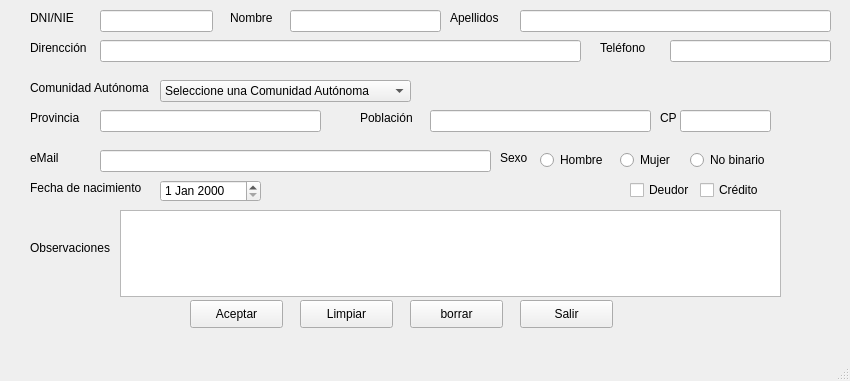
Qt form Python_PixelBlack/QTgui/formulario.ui (danrodaba/Python) before a commit.
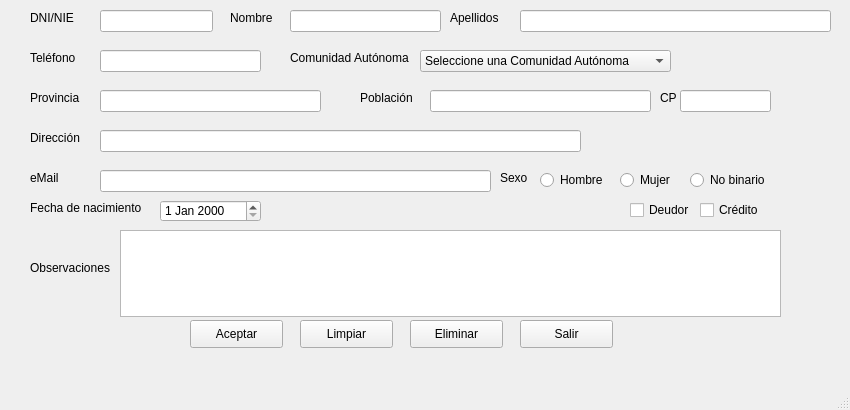
The same form after that commit.

```diff
--- a/Python_PixelBlack/QTgui/formulario.ui
+++ b/Python_PixelBlack/QTgui/formulario.ui
@@ -7,7 +7,7 @@
     <x>0</x>
     <y>0</y>
     <width>850</width>
-    <height>381</height>
+    <height>410</height>
    </rect>
   </property>
   <property name="minimumSize">
@@ -70,7 +70,7 @@
     <property name="geometry">
      <rect>
       <x>100</x>
-      <y>40</y>
+      <y>130</y>
       <width>481</width>
       <height>22</height>
      </rect>
@@ -103,20 +103,20 @@
     <property name="geometry">
      <rect>
       <x>30</x>
-      <y>40</y>
+      <y>130</y>
       <width>61</width>
       <height>16</height>
      </rect>
     </property>
     <property name="text">
-     <string>Direncción</string>
+     <string>Dirección</string>
     </property>
    </widget>
    <widget class="QLabel" name="CP_label">
     <property name="geometry">
      <rect>
       <x>660</x>
-      <y>110</y>
+      <y>90</y>
       <width>21</width>
       <height>16</height>
      </rect>
@@ -129,7 +129,7 @@
     <property name="geometry">
      <rect>
       <x>360</x>
-      <y>110</y>
+      <y>90</y>
       <width>61</width>
       <height>16</height>
      </rect>
@@ -141,8 +141,8 @@
    <widget class="QLineEdit" name="telefono">
     <property name="geometry">
      <rect>
-      <x>670</x>
-      <y>40</y>
+      <x>100</x>
+      <y>50</y>
       <width>161</width>
       <height>22</height>
      </rect>
@@ -152,7 +152,7 @@
     <property name="geometry">
      <rect>
       <x>100</x>
-      <y>150</y>
+      <y>170</y>
       <width>391</width>
       <height>22</height>
      </rect>
@@ -161,8 +161,8 @@
    <widget class="QLabel" name="telefono_lbl">
     <property name="geometry">
      <rect>
-      <x>600</x>
-      <y>40</y>
+      <x>30</x>
+      <y>50</y>
       <width>61</width>
       <height>16</height>
      </rect>
@@ -175,7 +175,7 @@
     <property name="geometry">
      <rect>
       <x>30</x>
-      <y>150</y>
+      <y>170</y>
       <width>61</width>
       <height>16</height>
      </rect>
@@ -188,7 +188,7 @@
     <property name="geometry">
      <rect>
       <x>680</x>
-      <y>110</y>
+      <y>90</y>
       <width>91</width>
       <height>22</height>
      </rect>
@@ -198,7 +198,7 @@
     <property name="geometry">
      <rect>
       <x>430</x>
-      <y>110</y>
+      <y>90</y>
       <width>221</width>
       <height>22</height>
      </rect>
@@ -207,8 +207,8 @@
    <widget class="QComboBox" name="provincia_cbb">
     <property name="geometry">
      <rect>
-      <x>160</x>
-      <y>80</y>
+      <x>420</x>
+      <y>50</y>
       <width>251</width>
       <height>22</height>
      </rect>
@@ -307,8 +307,8 @@
    <widget class="QLabel" name="Provincia">
     <property name="geometry">
      <rect>
-      <x>30</x>
-      <y>80</y>
+      <x>290</x>
+      <y>50</y>
       <width>131</width>
       <height>16</height>
      </rect>
@@ -321,7 +321,7 @@
     <property name="geometry">
      <rect>
       <x>540</x>
-      <y>150</y>
+      <y>170</y>
       <width>71</width>
       <height>20</height>
      </rect>
@@ -334,7 +334,7 @@
     <property name="geometry">
      <rect>
       <x>620</x>
-      <y>150</y>
+      <y>170</y>
       <width>61</width>
       <height>20</height>
      </rect>
@@ -347,7 +347,7 @@
     <property name="geometry">
      <rect>
       <x>690</x>
-      <y>150</y>
+      <y>170</y>
       <width>81</width>
       <height>20</height>
      </rect>
@@ -360,7 +360,7 @@
     <property name="geometry">
      <rect>
       <x>500</x>
-      <y>150</y>
+      <y>170</y>
       <width>31</width>
       <height>16</height>
      </rect>
@@ -373,7 +373,7 @@
     <property name="geometry">
      <rect>
       <x>630</x>
-      <y>180</y>
+      <y>200</y>
       <width>71</width>
       <height>20</height>
      </rect>
@@ -386,7 +386,7 @@
     <property name="geometry">
      <rect>
       <x>700</x>
-      <y>180</y>
+      <y>200</y>
       <width>81</width>
       <height>20</height>
      </rect>
@@ -399,7 +399,7 @@
     <property name="geometry">
      <rect>
       <x>30</x>
-      <y>180</y>
+      <y>200</y>
       <width>121</width>
       <height>16</height>
      </rect>
@@ -412,7 +412,7 @@
     <property name="geometry">
      <rect>
       <x>300</x>
-      <y>300</y>
+      <y>320</y>
       <width>93</width>
       <height>28</height>
      </rect>
@@ -425,7 +425,7 @@
     <property name="geometry">
      <rect>
       <x>190</x>
-      <y>300</y>
+      <y>320</y>
       <width>93</width>
       <height>28</height>
      </rect>
@@ -438,7 +438,7 @@
     <property name="geometry">
      <rect>
       <x>520</x>
-      <y>300</y>
+      <y>320</y>
       <width>93</width>
       <height>28</height>
      </rect>
@@ -451,7 +451,7 @@
     <property name="geometry">
      <rect>
       <x>30</x>
-      <y>240</y>
+      <y>260</y>
       <width>91</width>
       <height>16</height>
      </rect>
@@ -464,7 +464,7 @@
     <property name="geometry">
      <rect>
       <x>120</x>
-      <y>210</y>
+      <y>230</y>
       <width>661</width>
       <height>87</height>
      </rect>
@@ -474,7 +474,7 @@
     <property name="geometry">
      <rect>
       <x>160</x>
-      <y>180</y>
+      <y>200</y>
       <width>101</width>
       <height>22</height>
      </rect>
@@ -484,7 +484,7 @@
     <property name="geometry">
      <rect>
       <x>30</x>
-      <y>110</y>
+      <y>90</y>
       <width>61</width>
       <height>16</height>
      </rect>
@@ -497,7 +497,7 @@
     <property name="geometry">
      <rect>
       <x>100</x>
-      <y>110</y>
+      <y>90</y>
       <width>221</width>
       <height>22</height>
      </rect>
@@ -507,13 +507,13 @@
     <property name="geometry">
      <rect>
       <x>410</x>
-      <y>300</y>
+      <y>320</y>
       <width>93</width>
       <height>28</height>
      </rect>
     </property>
     <property name="text">
-     <string>borrar</string>
+     <string>Eliminar</string>
     </property>
    </widget>
   </widget>
```
Left out of the diff: 12 changed lines with no effect on the pictures.
